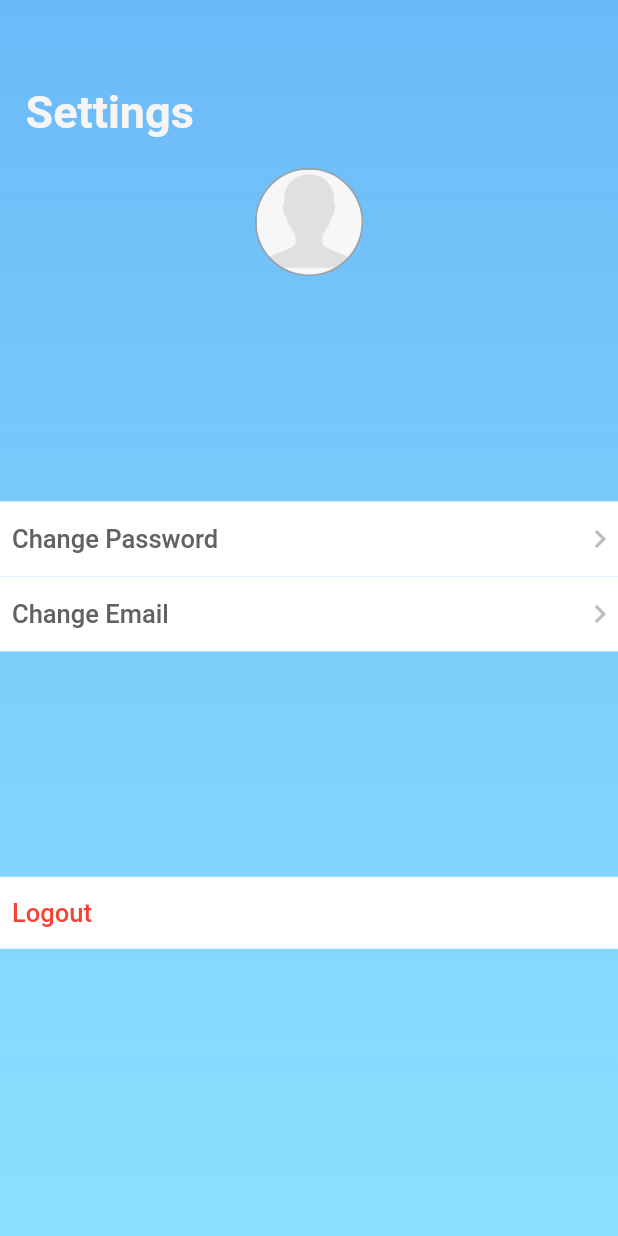
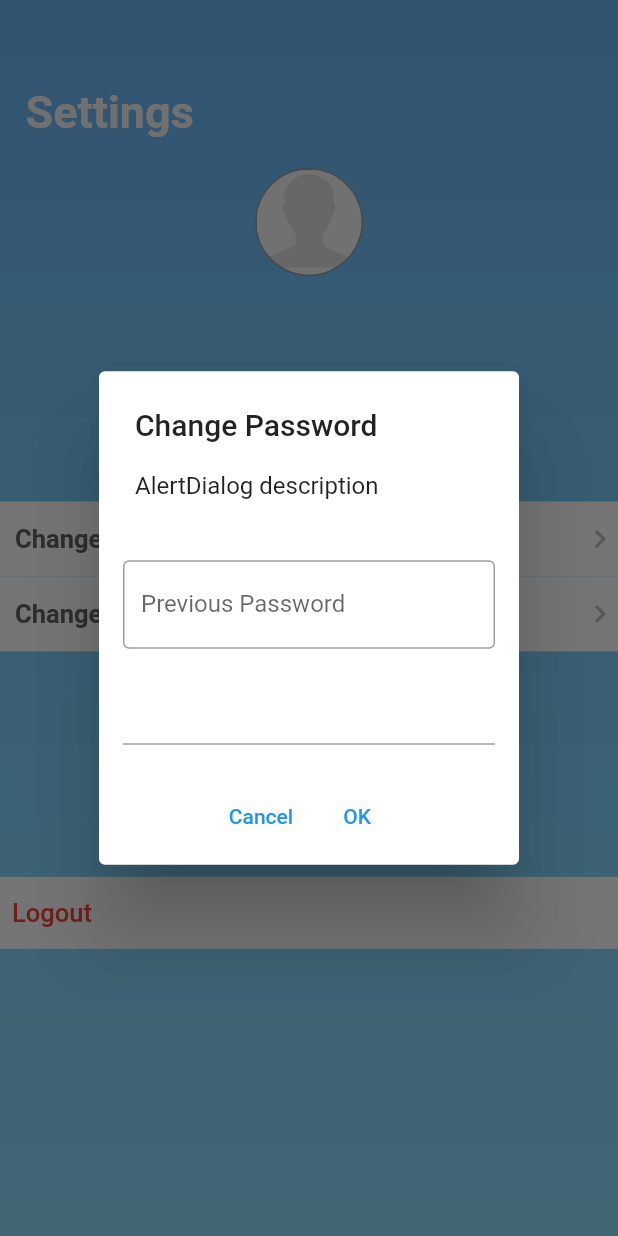
Before and after one commit to charlesaube/O-TutorV2-Mobile-App, a Flutter app: the SettingsPage screen opened directly, after a tap on "Change Password", on a phone screen of 412 x 824 dp. Run offline on Flutter 3.47's test engine with Material 2 defaults, Android fonts, the phone set to English and light mode, and no system bars; our stand-ins replace flutter_html, flutter_secure_storage, flutter_spinkit, percent_indicator; accounts and stored records are empty.

Commit message:
Settings form + alert dialog

```diff
--- a/lang/en.json
+++ b/lang/en.json
@@ -31,6 +31,9 @@
   "Confirmation Logout": "Do you really want to logout?",
   "Questions": "Questions",
   "Start": "Start",
-  "Settings": "Settings"
+  "Settings": "Settings",
+  "Previous Password": "Previous Password",
+  "New Password": "New Password"
+
 
 }
--- a/lang/fr.json
+++ b/lang/fr.json
@@ -31,7 +31,9 @@
   "Confirmation Logout": "Voulez-vous vraiment vous déconnnectez?",
   "Questions": "Questions",
   "Start": "Commencer",
-  "Settings": "Paramètre"
+  "Settings": "Paramètre",
+  "Old Password": "Ancien mot de passe",
+  "New Password": "Nouveau mot de passe"
 
 
 }
--- a/lib/screens/settings/settings.dart
+++ b/lib/screens/settings/settings.dart
@@ -1,5 +1,6 @@
 import 'package:demo3/localization/app_localizations.dart';
 import 'package:demo3/screens/settings/blocs/settings_bloc.dart';
+import 'package:demo3/screens/settings/widgets/settings_form.dart';
 import 'package:flutter/cupertino.dart';
 import 'package:flutter/material.dart';
 
@@ -77,8 +78,34 @@ class SettingsState extends State<SettingsPage> {
               ListView(
                 shrinkWrap: true,
                 children: <Widget>[
-                  SettingsContainer(onPressed: () {}, text: "Change Password"),
-                  SettingsContainer(onPressed: () {}, text: "Change Email"),
+                  SettingsContainer(
+                      onTap: () => showDialog<String>(
+                            context: context,
+                            builder: (BuildContext context) => AlertDialog(
+                              title: const Text('Change Password'),
+                              content: const Text('AlertDialog description'),
+                              actions: <Widget>[
+                                SettingsForm(),
+                                Row(
+                                  mainAxisAlignment: MainAxisAlignment.center,
+                                  children: <Widget>[
+                                    TextButton(
+                                      onPressed: () =>
+                                          Navigator.pop(context, 'Cancel'),
+                                      child: const Text('Cancel'),
+                                    ),
+                                    TextButton(
+                                      onPressed: () =>
+                                          Navigator.pop(context, 'OK'),
+                                      child: const Text('OK'),
+                                    ),
+                                  ],
+                                ),
+                              ],
+                            ),
+                          ),
+                      text: "Change Password"),
+                  SettingsContainer(onTap: () {}, text: "Change Email"),
                 ],
               ),
               Spacer(),
--- a/lib/screens/settings/widgets/settings_container.dart
+++ b/lib/screens/settings/widgets/settings_container.dart
@@ -4,22 +4,26 @@ import 'package:flutter/material.dart';
 class SettingsContainer extends StatelessWidget {
   final String _text;
   final VoidCallback _callback;
-
-  SettingsContainer({required VoidCallback onPressed, required String text})
-      : this._callback = onPressed,
+  SettingsContainer({required VoidCallback onTap, required String text})
+      : this._callback = onTap,
         this._text = text;
 
   @override
   Widget build(BuildContext context) {
-    return Container(
+    return GestureDetector(
+      onTap: _callback,
+      child: Container(
         color: Colors.white,
         height: 50,
         child: Row(
           children: [
-          TextButton(
-            onPressed: _callback,
+            Container(
+              margin: EdgeInsets.only(left: 10),
               child: Text(_text,
-                style: TextStyle(color: Colors.grey.shade700, fontSize: 17)),
+                  style: TextStyle(
+                      color: Colors.grey.shade700,
+                      fontSize: 17,
+                      fontWeight: FontWeight.w600)),
             ),
             Spacer(),
             Icon(
@@ -28,6 +32,7 @@ class SettingsContainer extends StatelessWidget {
             ),
           ],
         ),
+      ),
     );
   }
 }
--- /dev/null
+++ b/lib/screens/settings/widgets/settings_form.dart
@@ -0,0 +1,44 @@
+import 'package:demo3/localization/app_localizations.dart';
+import 'package:flutter/material.dart';
+
+class SettingsForm extends StatefulWidget {
+  @override
+  _SettingFormState createState() => _SettingFormState();
+}
+
+class _SettingFormState extends State<SettingsForm> {
+  final _formKey = GlobalKey<FormState>();
+  final passwordController = TextEditingController();
+  @override
+  Widget build(BuildContext context) {
+    return Form(
+      key: _formKey,
+      child: Column(
+        mainAxisSize: MainAxisSize.min,
+        children: <Widget>[
+          Padding(
+            padding: EdgeInsets.all(8.0),
+            child: TextFormField(
+              controller: passwordController,
+              decoration: InputDecoration(
+                labelText: AppLocalizations.of(context)!
+                    .translate("Previous Password")
+                    .toString(),
+                enabledBorder: const OutlineInputBorder(
+                  borderSide: const BorderSide(color: Colors.grey, width: 1.0),
+                ),
+              ),
+            ),
+          ),
+          Padding(
+            padding: EdgeInsets.all(8.0),
+            child: TextFormField(),
+          ),
+          Padding(
+            padding: const EdgeInsets.all(8.0),
+          )
+        ],
+      ),
+    );
+  }
+}
```
Also changed, not shown: lib/screens/welcome_screen/widgets/form.dart (+2 -5 lines). Lines whose indentation alone changed are shown as unchanged.
